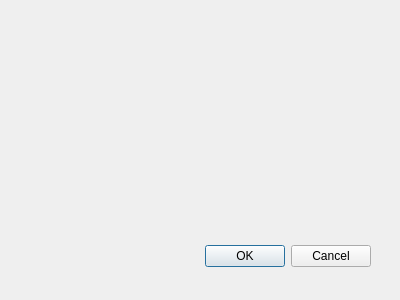
Qt form dev/gui/rpropertiesdlg.ui (mikeg2105/mission-mars-py) before a commit.
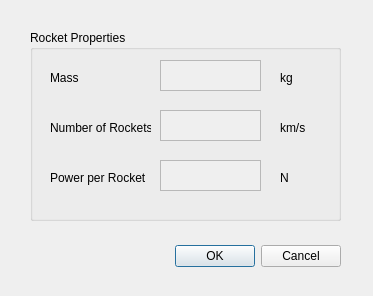
The same form after that commit.

Patch:
```diff
--- a/dev/gui/rpropertiesdlg.ui
+++ b/dev/gui/rpropertiesdlg.ui
@@ -6,8 +6,8 @@
    <rect>
     <x>0</x>
     <y>0</y>
-    <width>400</width>
-    <height>300</height>
+    <width>373</width>
+    <height>296</height>
    </rect>
   </property>
   <property name="windowTitle">
@@ -18,7 +18,7 @@
     <rect>
      <x>30</x>
      <y>240</y>
-     <width>341</width>
+     <width>311</width>
      <height>32</height>
     </rect>
    </property>
@@ -29,6 +29,136 @@
     <set>QDialogButtonBox::Cancel|QDialogButtonBox::Ok</set>
    </property>
   </widget>
+  <widget class="QGroupBox" name="groupBox">
+   <property name="geometry">
+    <rect>
+     <x>30</x>
+     <y>30</y>
+     <width>311</width>
+     <height>191</height>
+    </rect>
+   </property>
+   <property name="title">
+    <string>Rocket Properties</string>
+   </property>
+   <widget class="QLabel" name="label">
+    <property name="geometry">
+     <rect>
+      <x>20</x>
+      <y>40</y>
+      <width>71</width>
+      <height>16</height>
+     </rect>
+    </property>
+    <property name="text">
+     <string>Mass</string>
+    </property>
+   </widget>
+   <widget class="QTextEdit" name="txted_mass">
+    <property name="enabled">
+     <bool>false</bool>
+    </property>
+    <property name="geometry">
+     <rect>
+      <x>130</x>
+      <y>30</y>
+      <width>101</width>
+      <height>31</height>
+     </rect>
+    </property>
+   </widget>
+   <widget class="QLabel" name="label_2">
+    <property name="geometry">
+     <rect>
+      <x>250</x>
+      <y>40</y>
+      <width>31</width>
+      <height>16</height>
+     </rect>
+    </property>
+    <property name="text">
+     <string>kg</string>
+    </property>
+   </widget>
+   <widget class="QTextEdit" name="txted_nrock">
+    <property name="enabled">
+     <bool>false</bool>
+    </property>
+    <property name="geometry">
+     <rect>
+      <x>130</x>
+      <y>80</y>
+      <width>101</width>
+      <height>31</height>
+     </rect>
+    </property>
+   </widget>
+   <widget class="QLabel" name="label_3">
+    <property name="geometry">
+     <rect>
+      <x>250</x>
+      <y>90</y>
+      <width>31</width>
+      <height>16</height>
+     </rect>
+    </property>
+    <property name="text">
+     <string>km/s</string>
+    </property>
+   </widget>
+   <widget class="QLabel" name="label_4">
+    <property name="geometry">
+     <rect>
+      <x>20</x>
+      <y>90</y>
+      <width>101</width>
+      <height>16</height>
+     </rect>
+    </property>
+    <property name="text">
+     <string>Number of Rockets</string>
+    </property>
+   </widget>
+   <widget class="QTextEdit" name="txted_powerrock">
+    <property name="enabled">
+     <bool>false</bool>
+    </property>
+    <property name="geometry">
+     <rect>
+      <x>130</x>
+      <y>130</y>
+      <width>101</width>
+      <height>31</height>
+     </rect>
+    </property>
+   </widget>
+   <widget class="QLabel" name="label_5">
+    <property name="geometry">
+     <rect>
+      <x>250</x>
+      <y>140</y>
+      <width>31</width>
+      <height>16</height>
+     </rect>
+    </property>
+    <property name="text">
+     <string>N</string>
+    </property>
+   </widget>
+   <widget class="QLabel" name="label_6">
+    <property name="geometry">
+     <rect>
+      <x>20</x>
+      <y>140</y>
+      <width>101</width>
+      <height>16</height>
+     </rect>
+    </property>
+    <property name="text">
+     <string>Power per Rocket</string>
+    </property>
+   </widget>
+  </widget>
  </widget>
  <resources/>
  <connections>
```
Left out of the diff: 2 changed lines with no effect on the pictures.
